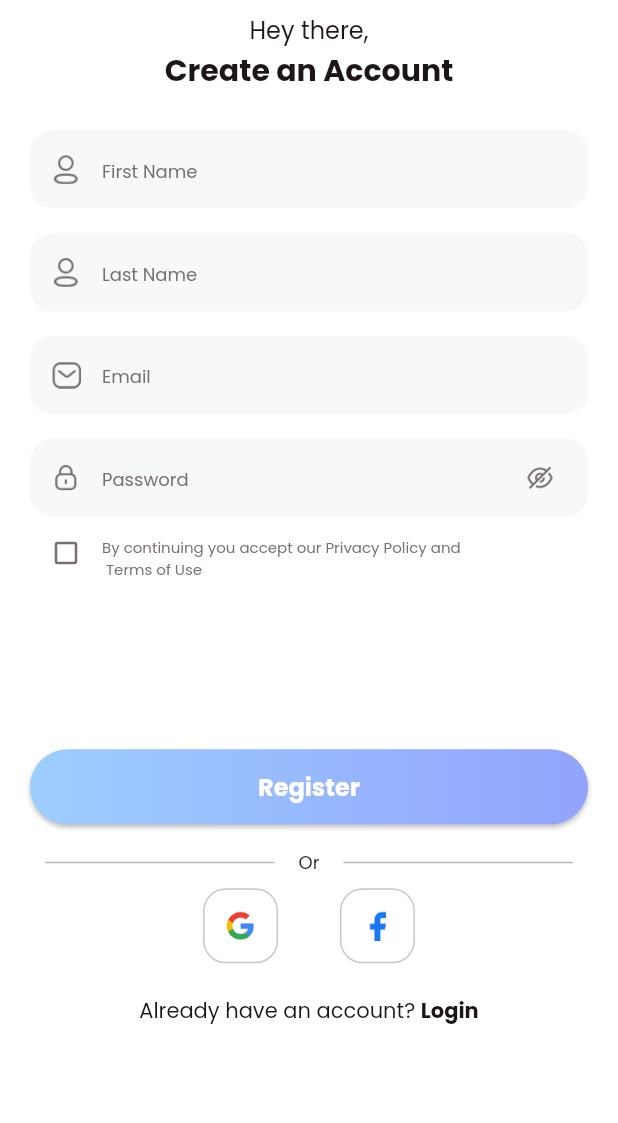
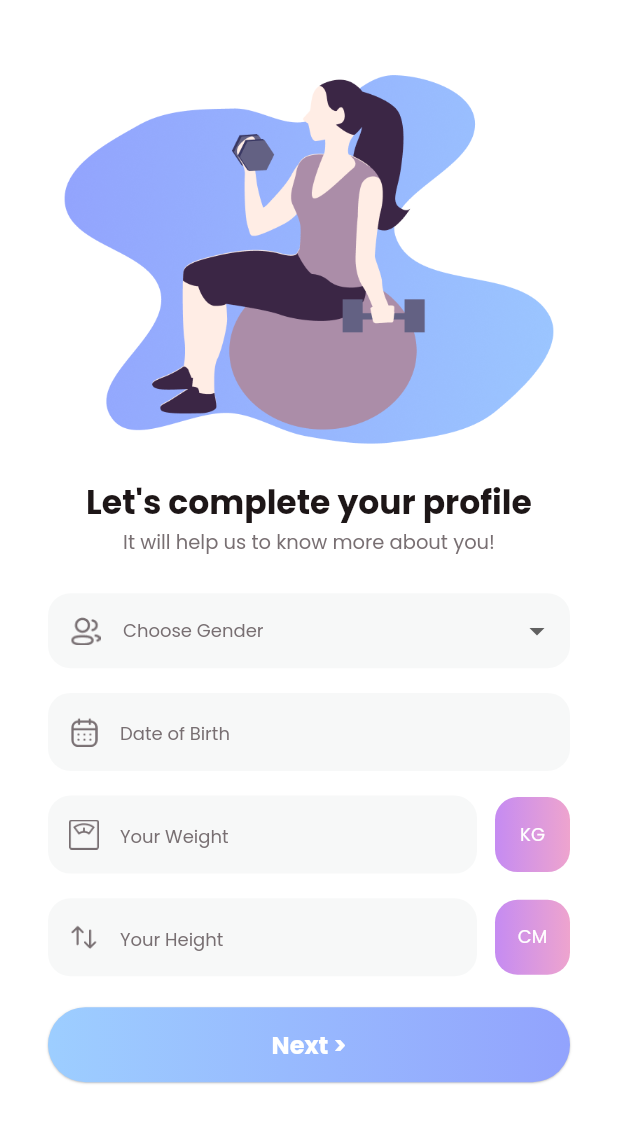
Before and after one commit to Masthw/MasthFit, a Flutter app: the screen it shows after launch, after a tap on "Register", on a phone screen of 412 x 824 dp. Shown: the top 1123 px of the screen. Run offline on Flutter 3.47's test engine with Material 2 defaults, Android fonts, the phone set to English and light mode, and no system bars.

Commit message:
Complete Profile Page view

```diff
--- a/lib/common_widget/round_button.dart
+++ b/lib/common_widget/round_button.dart
@@ -30,8 +30,8 @@ class RoundButton extends StatelessWidget {
               ? const [
                   BoxShadow(
                       color: Colors.black26,
-                      blurRadius: 2,
-                      offset: Offset(0, 2))
+                      blurRadius: 0.5,
+                      offset: Offset(0, 0.5))
                 ]
               : null),
       child: MaterialButton(
--- a/lib/main.dart
+++ b/lib/main.dart
@@ -1,3 +1,4 @@
+import 'package:fitness/view/login/complete_profile_view.dart';
 import 'package:fitness/view/login/signup_view.dart';
 import 'package:fitness/view/on_boarding/on_boarding_view.dart';
 import 'package:flutter/material.dart';
--- /dev/null
+++ b/lib/view/login/complete_profile_view.dart
@@ -0,0 +1,196 @@
+import 'package:fitness/common_widget/round_button.dart';
+import 'package:fitness/common_widget/round_textField.dart';
+import 'package:flutter/material.dart';
+import 'package:flutter/src/widgets/framework.dart';
+import 'package:flutter/src/widgets/placeholder.dart';
+
+import '../../common/color_extension.dart';
+
+class CompleteProfileView extends StatefulWidget {
+  const CompleteProfileView({super.key});
+
+  @override
+  State<CompleteProfileView> createState() => _CompleteProfileViewState();
+}
+
+class _CompleteProfileViewState extends State<CompleteProfileView> {
+  TextEditingController txtDate = TextEditingController();
+
+  @override
+  Widget build(BuildContext context) {
+    var media = MediaQuery.of(context).size;
+    return Scaffold(
+      backgroundColor: TColor.white,
+      body: SingleChildScrollView(
+        child: SafeArea(
+          child: Padding(
+            padding: const EdgeInsets.symmetric(horizontal: 30.0, vertical: 10),
+            child: Column(
+                crossAxisAlignment: CrossAxisAlignment.center,
+                children: [
+                  Image.asset(
+                    "assets/images/profile_page.png",
+                    width: media.width,
+                    fit: BoxFit.fitWidth,
+                  ),
+                  SizedBox(
+                    height: media.height * 0.02,
+                  ),
+                  Text(
+                    "Let's complete your profile",
+                    style: TextStyle(
+                        color: TColor.black,
+                        fontSize: 22,
+                        fontWeight: FontWeight.w700),
+                  ),
+                  Text(
+                    "It will help us to know more about you!",
+                    style: TextStyle(color: TColor.gray, fontSize: 13),
+                  ),
+                  SizedBox(
+                    height: media.height * 0.03,
+                  ),
+                  Padding(
+                    padding: const EdgeInsets.symmetric(horizontal: 2.0),
+                    child: Column(
+                      children: [
+                        Container(
+                          decoration: BoxDecoration(
+                              color: TColor.lightGray,
+                              borderRadius: BorderRadius.circular(15)),
+                          child: Row(
+                            children: [
+                              Container(
+                                  alignment: Alignment.center,
+                                  width: 50,
+                                  height: 50,
+                                  padding: const EdgeInsets.symmetric(
+                                      horizontal: 15),
+                                  child: Image.asset(
+                                    "assets/images/users.png",
+                                    width: 20,
+                                    height: 20,
+                                    fit: BoxFit.contain,
+                                    color: TColor.gray,
+                                  )),
+                              Expanded(
+                                child: DropdownButtonHideUnderline(
+                                  child: DropdownButton(
+                                    items: ["Male", "Female", "Other"]
+                                        .map((name) => DropdownMenuItem(
+                                              value: name,
+                                              child: Text(
+                                                name,
+                                                style: TextStyle(
+                                                    color: TColor.gray,
+                                                    fontSize: 14),
+                                              ),
+                                            ))
+                                        .toList(),
+                                    onChanged: (value) {},
+                                    isExpanded: true,
+                                    hint: Text(
+                                      "Choose Gender",
+                                      style: TextStyle(
+                                          color: TColor.gray, fontSize: 12),
+                                    ),
+                                  ),
+                                ),
+                              ),
+                              const SizedBox(
+                                width: 10.0,
+                              )
+                            ],
+                          ),
+                        ),
+                        SizedBox(
+                          height: media.height * 0.02,
+                        ),
+                        RoundTextField(
+                            controller: txtDate,
+                            hintText: "Date of Birth",
+                            icon: "assets/images/Calendar.png"),
+                        SizedBox(
+                          height: media.height * 0.02,
+                        ),
+                        Row(
+                          children: [
+                            Expanded(
+                              child: RoundTextField(
+                                controller: txtDate,
+                                hintText: "Your Weight",
+                                icon: "assets/images/weight-scale 1.png",
+                              ),
+                            ),
+                            const SizedBox(
+                              width: 12.0,
+                            ),
+                            Container(
+                              width: 50,
+                              height: 50,
+                              alignment: Alignment.center,
+                              decoration: BoxDecoration(
+                                  gradient:
+                                      LinearGradient(colors: TColor.secondaryG),
+                                  borderRadius: BorderRadius.circular(15)),
+                              child: Text(
+                                "KG",
+                                style: TextStyle(
+                                    color: TColor.white, fontSize: 12),
+                              ),
+                            )
+                          ],
+                        ),
+                        SizedBox(
+                          height: media.height * 0.02,
+                        ),
+                        Row(
+                          children: [
+                            Expanded(
+                              child: RoundTextField(
+                                controller: txtDate,
+                                hintText: "Your Height",
+                                icon: "assets/images/Swap.png",
+                              ),
+                            ),
+                            const SizedBox(
+                              width: 12.0,
+                            ),
+                            Container(
+                              width: 50,
+                              height: 50,
+                              alignment: Alignment.center,
+                              decoration: BoxDecoration(
+                                  gradient:
+                                      LinearGradient(colors: TColor.secondaryG),
+                                  borderRadius: BorderRadius.circular(15)),
+                              child: Text(
+                                "CM",
+                                style: TextStyle(
+                                    color: TColor.white, fontSize: 12),
+                              ),
+                            )
+                          ],
+                        ),
+                        SizedBox(
+                          height: media.width * 0.05,
+                        ),
+                        RoundButton(
+                            title: "Next >",
+                            onPressed: () {
+                              Navigator.push(
+                                  context,
+                                  MaterialPageRoute(
+                                      builder: (context) =>
+                                          const CompleteProfileView()));
+                            }),
+                      ],
+                    ),
+                  ),
+                ]),
+          ),
+        ),
+      ),
+    );
+  }
+}
--- a/lib/view/login/signup_view.dart
+++ b/lib/view/login/signup_view.dart
@@ -1,5 +1,6 @@
 import 'package:fitness/common_widget/round_button.dart';
 import 'package:fitness/common_widget/round_textField.dart';
+import 'package:fitness/view/login/complete_profile_view.dart';
 import 'package:flutter/material.dart';
 import 'package:flutter/src/widgets/framework.dart';
 import 'package:flutter/src/widgets/placeholder.dart';
@@ -116,7 +117,15 @@ class _SignUpViewState extends State<SignUpView> {
                   SizedBox(
                     height: media.height * 0.13,
                   ),
-                  RoundButton(title: "Register", onPressed: () {}),
+                  RoundButton(
+                      title: "Register",
+                      onPressed: () {
+                        Navigator.push(
+                            context,
+                            MaterialPageRoute(
+                                builder: (context) =>
+                                    const CompleteProfileView()));
+                      }),
                   SizedBox(
                     height: media.height * 0.02,
                   ),
```
Also changed, not shown: assets/images/Calendar.png (added), assets/images/Login.png (added), assets/images/Swap.png (added), assets/images/dropdown.png (added), assets/images/goal_1.png (added), assets/images/goal_2.png (added), assets/images/goal_3.png (added), assets/images/profile_page.png (added), assets/images/users.png (added), assets/images/weight-scale 1.png (added), assets/images/welcome.png (added).
